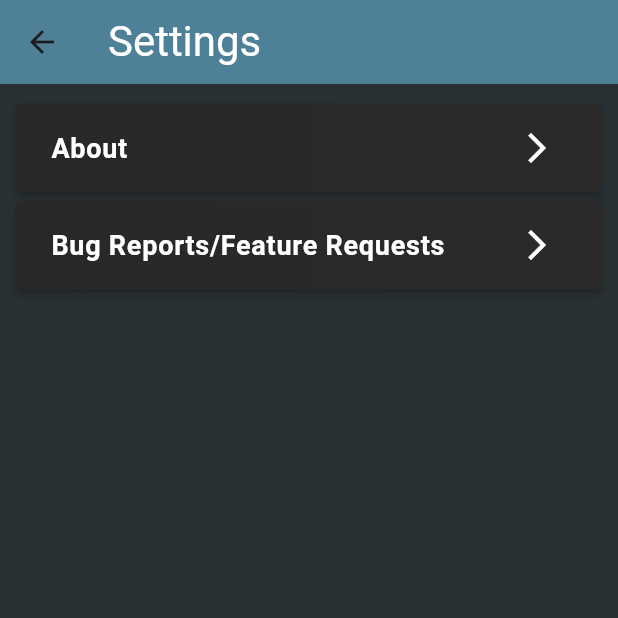
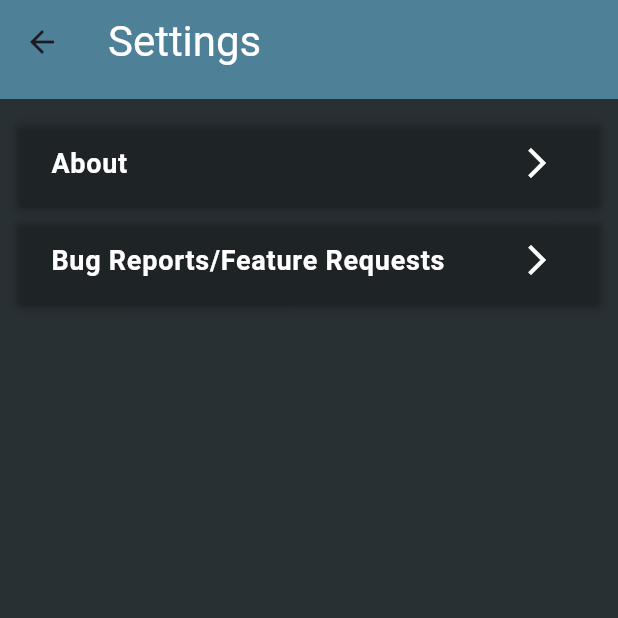
Before and after one commit to mardeyar/StatSense, a Flutter app: the Settings screen opened directly, on a phone screen of 412 x 824 dp, the top half of it. Run offline on Flutter 3.47's test engine with Material 3 defaults, Android fonts, the phone set to English and light mode, and no system bars; network calls fail; Roboto replaces fonts that are missing (Inter-Bold); statements that could not run were skipped.

Commit message:
AppBar padding added

```diff
--- a/lib/UI/settings.dart
+++ b/lib/UI/settings.dart
@@ -16,6 +16,12 @@ class Settings extends StatelessWidget {
           style: AppBarStyle.appBarText,
         ),
         backgroundColor: AppBarStyle.appBarBackground,
+          bottom: PreferredSize(
+            preferredSize: Size.fromHeight(10.0),
+            child: Padding(
+              padding: EdgeInsets.only(bottom: 10.0),
+            ),
+          )
       ),
       body: Padding(
         padding: EdgeInsets.all(10.0),
@@ -58,14 +64,7 @@ class Settings extends StatelessWidget {
       margin: EdgeInsets.symmetric(vertical: 3.0),
       color: Colors.transparent,
       child: Container(
-        decoration: BoxDecoration(
-          borderRadius: BorderRadius.circular(5.0),
-          gradient: LinearGradient(
-            begin: Alignment.centerLeft,
-            end: Alignment.centerRight,
-            colors: [Color(0xFF282828), Color(0xFF2A2A2A)],
-          ),
-        ),
+        decoration: CardStyle.cardBackground,
         child: ListTile(
           title: Padding(
             padding: EdgeInsets.all(8.0),
```
Also changed, not shown: lib/UI/schedule.dart (+7 -8 lines), lib/UI/streamerscores.dart (+7 -8 lines).
